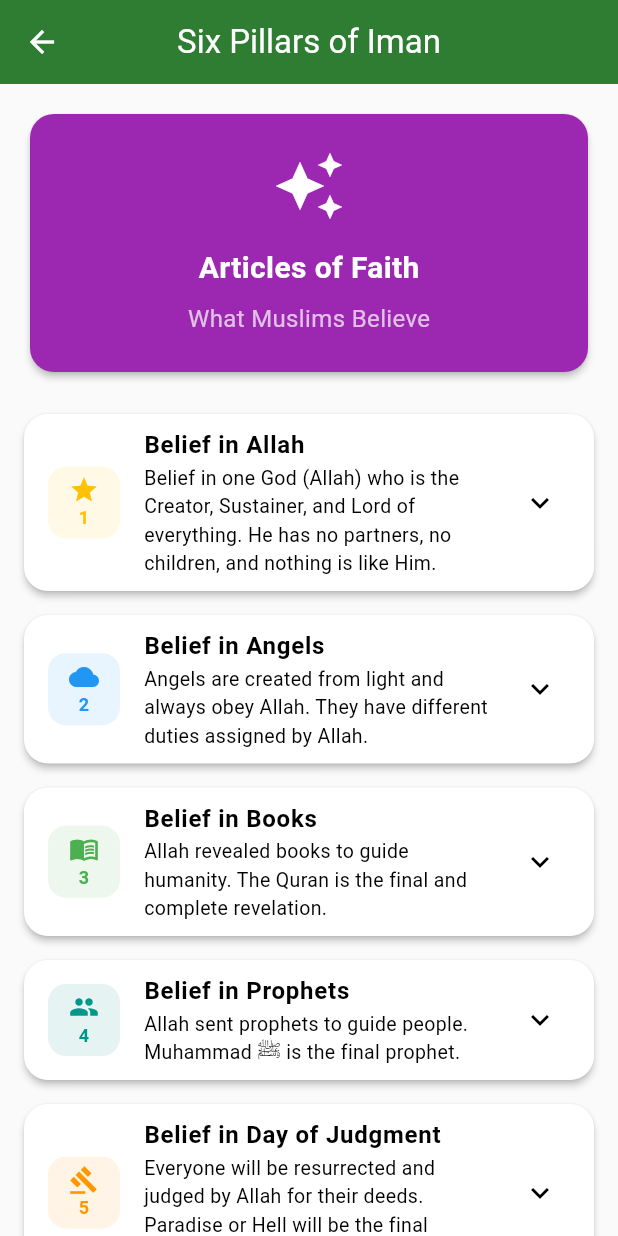
After one commit to Mrsultan7890/Noor, a Flutter app: the NewMuslimHomeScreen screen opened directly, after a tap on "Six Pillars of Iman", on a phone screen of 412 x 824 dp. The commit adds this screen. Run offline on Flutter 3.47's test engine with Material 3 defaults, Android fonts, the phone set to English and light mode, and no system bars; our stand-ins replace audioplayers, flutter_local_notifications, geolocator, hive, hive_flutter, just_audio and 4 more; accounts and stored records are empty.

Commit message:
feat: Add comprehensive New Muslim learning content
✅ Six Pillars of Iman:
- Belief in Allah
- Belief in Angels
- Belief in Books
- Belief in Prophets
- Belief in Day of Judgment
- Belief in Divine Decree (Qadr)

✅ Daily Adhkar (6 categories):
- Morning adhkar
- Evening adhkar
- Before/After meals
- Entering/Leaving home
- Before sleep/Waking up
- Traveling duas

✅ Islamic Etiquettes (5 types):
- Eating etiquette
- Greeting (Salam)
- Mosque etiquette
- Bathroom etiquette
- Sleeping etiquette

Features:
- Expandable cards with details
- Arabic text with transliteration
- English translations
- Points reward (+20 per lesson)
- Beautiful categorized UI
- Step-by-step learning path

Total: 3 new major screens with 17+ sub-topics!

```diff
--- a/lib/screens/home/new_muslim_home_screen.dart
+++ b/lib/screens/home/new_muslim_home_screen.dart
@@ -5,6 +5,9 @@ import '../learning/arabic_alphabet_screen.dart';
 import '../learning/shahada_screen.dart';
 import '../learning/salah_guide_screen.dart';
 import '../learning/wudu_guide_screen.dart';
+import '../learning/six_pillars_iman_screen.dart';
+import '../learning/daily_adhkar_screen.dart';
+import '../learning/islamic_etiquettes_screen.dart';
 import '../../models/quran_model.dart';
 
 class NewMuslimHomeScreen extends StatelessWidget {
@@ -105,7 +108,71 @@ class NewMuslimHomeScreen extends StatelessWidget {
           const SizedBox(height: 24),
 
           const Text(
-            'Step 2: Learn Arabic Basics',
+            'Step 2: Learn Islamic Beliefs',
+            style: TextStyle(
+              fontSize: 20,
+              fontWeight: FontWeight.bold,
+            ),
+          ),
+          const SizedBox(height: 12),
+
+          _LearningCard(
+            title: 'Six Pillars of Iman',
+            subtitle: 'What Muslims believe',
+            icon: Icons.auto_awesome,
+            color: Colors.purple,
+            progress: 0.0,
+            onTap: () {
+              Navigator.push(
+                context,
+                MaterialPageRoute(builder: (context) => const SixPillarsImanScreen()),
+              );
+            },
+          ),
+
+          const SizedBox(height: 24),
+
+          const Text(
+            'Step 3: Daily Practices',
+            style: TextStyle(
+              fontSize: 20,
+              fontWeight: FontWeight.bold,
+            ),
+          ),
+          const SizedBox(height: 12),
+
+          _LearningCard(
+            title: 'Daily Adhkar & Duas',
+            subtitle: 'Morning, evening, and daily supplications',
+            icon: Icons.wb_sunny,
+            color: Colors.amber,
+            progress: 0.0,
+            onTap: () {
+              Navigator.push(
+                context,
+                MaterialPageRoute(builder: (context) => const DailyAdhkarScreen()),
+              );
+            },
+          ),
+
+          _LearningCard(
+            title: 'Islamic Etiquettes',
+            subtitle: 'Good manners in daily life',
+            icon: Icons.favorite_border,
+            color: Colors.indigo,
+            progress: 0.0,
+            onTap: () {
+              Navigator.push(
+                context,
+                MaterialPageRoute(builder: (context) => const IslamicEtiquettesScreen()),
+              );
+            },
+          ),
+
+          const SizedBox(height: 24),
+
+          const Text(
+            'Step 4: Learn Arabic Basics',
             style: TextStyle(
               fontSize: 20,
               fontWeight: FontWeight.bold,
@@ -141,7 +208,7 @@ class NewMuslimHomeScreen extends StatelessWidget {
           const SizedBox(height: 24),
 
           const Text(
-            'Step 3: Start Reading Quran',
+            'Step 5: Start Reading Quran',
             style: TextStyle(
               fontSize: 20,
               fontWeight: FontWeight.bold,
--- /dev/null
+++ b/lib/screens/learning/six_pillars_iman_screen.dart
@@ -0,0 +1,250 @@
+import 'package:flutter/material.dart';
+import 'package:provider/provider.dart';
+import '../../providers/user_provider.dart';
+
+class SixPillarsImanScreen extends StatelessWidget {
+  const SixPillarsImanScreen({super.key});
+
+  @override
+  Widget build(BuildContext context) {
+    return Scaffold(
+      appBar: AppBar(
+        title: const Text('Six Pillars of Iman'),
+      ),
+      body: SingleChildScrollView(
+        padding: const EdgeInsets.all(16),
+        child: Column(
+          crossAxisAlignment: CrossAxisAlignment.stretch,
+          children: [
+            Card(
+              color: Colors.purple,
+              child: const Padding(
+                padding: EdgeInsets.all(24),
+                child: Column(
+                  children: [
+                    Icon(Icons.auto_awesome, color: Colors.white, size: 48),
+                    SizedBox(height: 16),
+                    Text(
+                      'Articles of Faith',
+                      style: TextStyle(
+                        color: Colors.white,
+                        fontSize: 20,
+                        fontWeight: FontWeight.bold,
+                      ),
+                    ),
+                    SizedBox(height: 8),
+                    Text(
+                      'What Muslims Believe',
+                      style: TextStyle(color: Colors.white70, fontSize: 16),
+                    ),
+                  ],
+                ),
+              ),
+            ),
+
+            const SizedBox(height: 24),
+
+            _PillarCard(
+              number: 1,
+              title: 'Belief in Allah',
+              icon: Icons.star,
+              color: Colors.amber,
+              description: 'Belief in one God (Allah) who is the Creator, Sustainer, and Lord of everything. He has no partners, no children, and nothing is like Him.',
+              details: [
+                'Allah is One and Unique',
+                'He has 99 beautiful names',
+                'He is All-Knowing and All-Powerful',
+                'He is the Most Merciful',
+              ],
+            ),
+
+            _PillarCard(
+              number: 2,
+              title: 'Belief in Angels',
+              icon: Icons.cloud,
+              color: Colors.blue,
+              description: 'Angels are created from light and always obey Allah. They have different duties assigned by Allah.',
+              details: [
+                'Jibreel (Gabriel) - Revelation',
+                'Mikail (Michael) - Provisions',
+                'Israfil - Trumpet on Day of Judgment',
+                'Azrael - Angel of Death',
+              ],
+            ),
+
+            _PillarCard(
+              number: 3,
+              title: 'Belief in Books',
+              icon: Icons.menu_book,
+              color: Colors.green,
+              description: 'Allah revealed books to guide humanity. The Quran is the final and complete revelation.',
+              details: [
+                'Quran - Revealed to Prophet Muhammad ﷺ',
+                'Torah - Revealed to Prophet Musa (Moses)',
+                'Gospel - Revealed to Prophet Isa (Jesus)',
+                'Psalms - Revealed to Prophet Dawud (David)',
+              ],
+            ),
+
+            _PillarCard(
+              number: 4,
+              title: 'Belief in Prophets',
+              icon: Icons.people,
+              color: Colors.teal,
+              description: 'Allah sent prophets to guide people. Muhammad ﷺ is the final prophet.',
+              details: [
+                'Adam - First Prophet',
+                'Ibrahim (Abraham) - Father of Prophets',
+                'Musa (Moses) - Prophet to Pharaoh',
+                'Isa (Jesus) - Born miraculously',
+                'Muhammad ﷺ - Final Prophet',
+              ],
+            ),
+
+            _PillarCard(
+              number: 5,
+              title: 'Belief in Day of Judgment',
+              icon: Icons.gavel,
+              color: Colors.orange,
+              description: 'Everyone will be resurrected and judged by Allah for their deeds. Paradise or Hell will be the final destination.',
+              details: [
+                'Life after death',
+                'Resurrection of all people',
+                'Judgment based on deeds',
+                'Paradise (Jannah) for believers',
+                'Hell (Jahannam) for disbelievers',
+              ],
+            ),
+
+            _PillarCard(
+              number: 6,
+              title: 'Belief in Divine Decree (Qadr)',
+              icon: Icons.timeline,
+              color: Colors.deepPurple,
+              description: 'Everything happens by Allah\'s will and knowledge. Good and bad are both tests from Allah.',
+              details: [
+                'Allah knows everything',
+                'Everything is written',
+                'Nothing happens without Allah\'s will',
+                'We have free will to choose',
+                'Tests make us stronger',
+              ],
+            ),
+
+            const SizedBox(height: 24),
+
+            ElevatedButton.icon(
+              onPressed: () => _markAsCompleted(context),
+              icon: const Icon(Icons.check),
+              label: const Text('Mark as Learned'),
+              style: ElevatedButton.styleFrom(
+                padding: const EdgeInsets.all(16),
+                backgroundColor: Colors.green,
+                foregroundColor: Colors.white,
+              ),
+            ),
+          ],
+        ),
+      ),
+    );
+  }
+
+  void _markAsCompleted(BuildContext context) {
+    final userProvider = Provider.of<UserProvider>(context, listen: false);
+    if (userProvider.isAuthenticated) {
+      userProvider.logActivity(
+        activityType: 'lesson_completed',
+        points: 20,
+        metadata: {'lesson': 'Six Pillars of Iman'},
+      );
+
+      ScaffoldMessenger.of(context).showSnackBar(
+        const SnackBar(
+          content: Text('Lesson completed! +20 points'),
+          backgroundColor: Colors.green,
+        ),
+      );
+    }
+  }
+}
+
+class _PillarCard extends StatelessWidget {
+  final int number;
+  final String title;
+  final IconData icon;
+  final Color color;
+  final String description;
+  final List<String> details;
+
+  const _PillarCard({
+    required this.number,
+    required this.title,
+    required this.icon,
+    required this.color,
+    required this.description,
+    required this.details,
+  });
+
+  @override
+  Widget build(BuildContext context) {
+    return Card(
+      margin: const EdgeInsets.only(bottom: 16),
+      child: ExpansionTile(
+        leading: Container(
+          width: 48,
+          height: 48,
+          decoration: BoxDecoration(
+            color: color.withOpacity(0.1),
+            borderRadius: BorderRadius.circular(12),
+          ),
+          child: Column(
+            mainAxisAlignment: MainAxisAlignment.center,
+            children: [
+              Icon(icon, color: color, size: 20),
+              Text(
+                '$number',
+                style: TextStyle(
+                  color: color,
+                  fontWeight: FontWeight.bold,
+                  fontSize: 12,
+                ),
+              ),
+            ],
+          ),
+        ),
+        title: Text(
+          title,
+          style: const TextStyle(fontWeight: FontWeight.bold),
+        ),
+        subtitle: Text(
+          description,
+          style: const TextStyle(fontSize: 13),
+        ),
+        children: [
+          Padding(
+            padding: const EdgeInsets.all(16),
+            child: Column(
+              crossAxisAlignment: CrossAxisAlignment.start,
+              children: details.map((detail) => Padding(
+                padding: const EdgeInsets.only(bottom: 8),
+                child: Row(
+                  crossAxisAlignment: CrossAxisAlignment.start,
+                  children: [
+                    Icon(Icons.check_circle, color: color, size: 16),
+                    const SizedBox(width: 8),
+                    Expanded(
+                      child: Text(
+                        detail,
+                        style: const TextStyle(fontSize: 14),
+                      ),
+                    ),
+                  ],
+                ),
+              )).toList(),
+            ),
+          ),
+        ],
+      ),
+    );
+  }
+}
```
Also changed, not shown: lib/screens/learning/daily_adhkar_screen.dart (added, +210 -0 lines), lib/screens/learning/islamic_etiquettes_screen.dart (added, +212 -0 lines).
